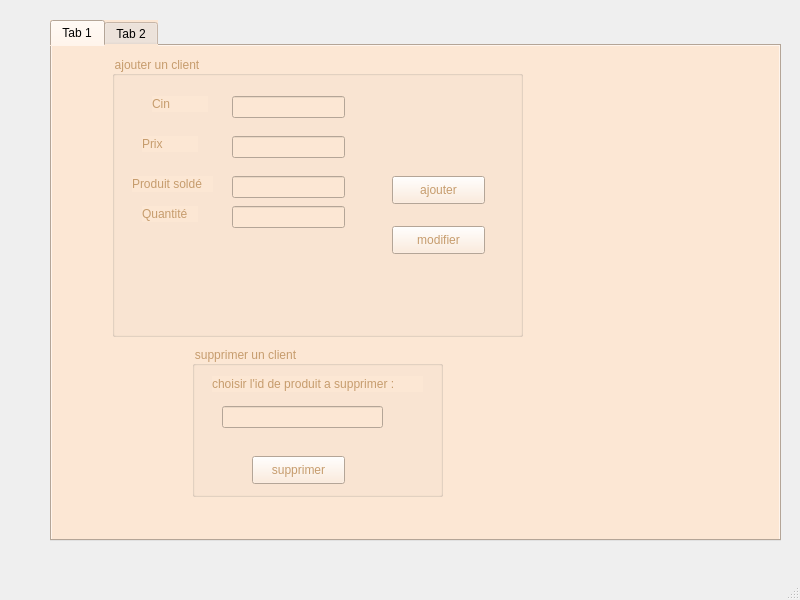
This is mainwindow.ui in guir0t/Smart-Beauty-Center-2A15 as Qt 5 draws it before an edit. The edited form follows.
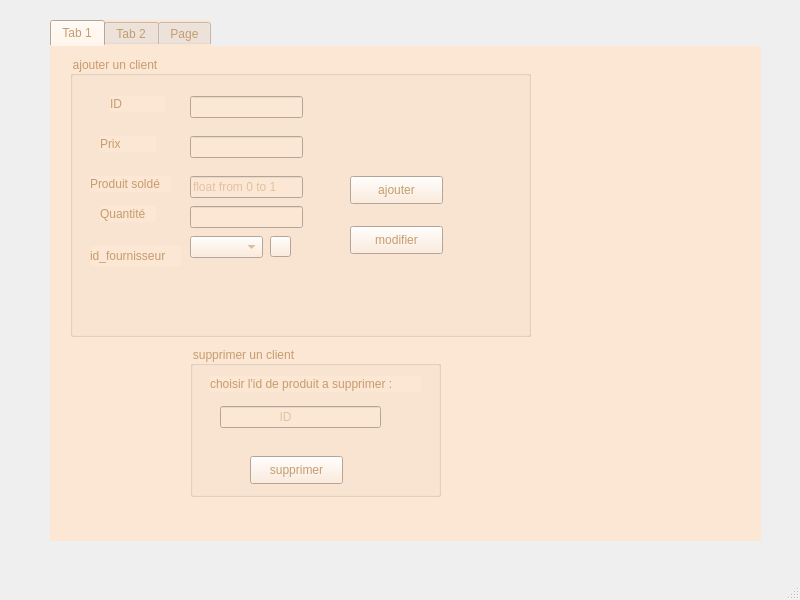
This is the edited form. The open tabs and pages were chosen to show the change.

Commit message: crud terminé avec controle de saisie et ajout d'un cle etranger et quelque modifications dans la feuille de style

```diff
--- a/mainwindow.ui
+++ b/mainwindow.ui
@@ -13,18 +13,25 @@
   <property name="windowTitle">
    <string>MainWindow</string>
   </property>
+  <property name="styleSheet">
+   <string notr="true"/>
+  </property>
   <widget class="QWidget" name="centralwidget">
    <widget class="QTabWidget" name="tabWidget">
     <property name="geometry">
      <rect>
       <x>50</x>
       <y>20</y>
-      <width>731</width>
+      <width>711</width>
       <height>521</height>
      </rect>
     </property>
     <property name="styleSheet">
-     <string notr="true">background-color: rgb(252, 231, 212);</string>
+     <string notr="true">color: rgb(198, 156, 109);
+border-color: rgb(117, 76, 36);
+ background-color: rgb(252, 231, 212);
+
+</string>
     </property>
     <property name="currentIndex">
      <number>1</number>
@@ -36,9 +43,9 @@
      <widget class="QGroupBox" name="groupBox">
       <property name="geometry">
        <rect>
-        <x>60</x>
+        <x>20</x>
         <y>10</y>
-        <width>411</width>
+        <width>461</width>
         <height>281</height>
        </rect>
       </property>
@@ -59,7 +66,7 @@
         </rect>
        </property>
        <property name="text">
-        <string>Cin</string>
+        <string>ID</string>
        </property>
       </widget>
       <widget class="QLineEdit" name="lineEdit_id">
@@ -94,6 +101,12 @@
          <height>22</height>
         </rect>
        </property>
+       <property name="text">
+        <string/>
+       </property>
+       <property name="maxLength">
+        <number>32767</number>
+       </property>
       </widget>
       <widget class="QLabel" name="label_4">
        <property name="geometry">
@@ -140,6 +153,12 @@
          <height>22</height>
         </rect>
        </property>
+       <property name="maxLength">
+        <number>4</number>
+       </property>
+       <property name="placeholderText">
+        <string>float from 0 to 1</string>
+       </property>
       </widget>
       <widget class="QPushButton" name="pushButton_ajouter">
        <property name="geometry">
@@ -150,6 +169,13 @@
          <height>28</height>
         </rect>
        </property>
+       <property name="styleSheet">
+        <string notr="true">QPushButton:hover {
+color:#fff;
+border:15px;
+background: rgb(198, 156, 109);
+}</string>
+       </property>
        <property name="text">
         <string>ajouter</string>
        </property>
@@ -163,10 +189,53 @@
          <height>28</height>
         </rect>
        </property>
+       <property name="styleSheet">
+        <string notr="true">QPushButton:hover {
+color:#fff;
+border:15px;
+background: rgb(198, 156, 109);
+}</string>
+       </property>
        <property name="text">
         <string>modifier</string>
        </property>
       </widget>
+      <widget class="QLabel" name="label_6">
+       <property name="geometry">
+        <rect>
+         <x>20</x>
+         <y>190</y>
+         <width>91</width>
+         <height>20</height>
+        </rect>
+       </property>
+       <property name="text">
+        <string>id_fournisseur</string>
+       </property>
+      </widget>
+      <widget class="QComboBox" name="comboBox">
+       <property name="geometry">
+        <rect>
+         <x>120</x>
+         <y>180</y>
+         <width>73</width>
+         <height>22</height>
+        </rect>
+       </property>
+      </widget>
+      <widget class="QPushButton" name="pushButton_combo">
+       <property name="geometry">
+        <rect>
+         <x>200</x>
+         <y>180</y>
+         <width>21</width>
+         <height>21</height>
+        </rect>
+       </property>
+       <property name="text">
+        <string/>
+       </property>
+      </widget>
      </widget>
      <widget class="QGroupBox" name="groupBox_2">
       <property name="geometry">
@@ -205,6 +274,12 @@
          <height>22</height>
         </rect>
        </property>
+       <property name="maxLength">
+        <number>8</number>
+       </property>
+       <property name="placeholderText">
+        <string>                 ID</string>
+       </property>
       </widget>
       <widget class="QPushButton" name="pushButton_supprimer">
        <property name="geometry">
@@ -215,6 +290,13 @@
          <height>28</height>
         </rect>
        </property>
+       <property name="styleSheet">
+        <string notr="true">QPushButton:hover {
+color:#fff;
+border:15px;
+background: rgb(198, 156, 109);
+}</string>
+       </property>
        <property name="text">
         <string>supprimer</string>
        </property>
@@ -301,6 +383,11 @@
       </property>
      </widget>
     </widget>
+    <widget class="QWidget" name="tab_3">
+     <attribute name="title">
+      <string>Page</string>
+     </attribute>
+    </widget>
    </widget>
   </widget>
   <widget class="QMenuBar" name="menubar">
```
Left out of the diff: 44 changed lines with no effect on the pictures. The commit also changes 5 other files.
